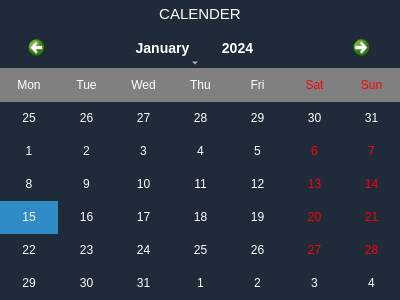
The window that app/coreaction/wcalender.ui (rahmanshaber/corebox) describes before a commit, drawn with Qt 5.
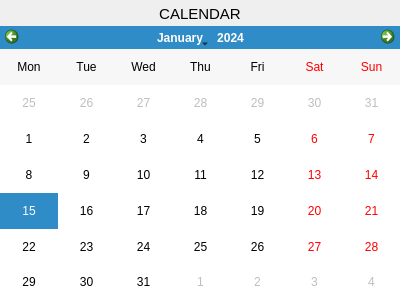
The same window after the commit.

Diff of the .ui file:
```diff
--- a/app/coreaction/wcalender.ui
+++ b/app/coreaction/wcalender.ui
@@ -13,11 +13,8 @@
   <property name="windowTitle">
    <string>Form</string>
   </property>
-  <property name="styleSheet">
-   <string notr="true">QWidget{
-background-color: #1F2B38; ;
-color: #FFFFFF; 
-}</string>
+  <property name="accessibleName">
+   <string>widgets</string>
   </property>
   <layout class="QVBoxLayout" name="verticalLayout">
    <property name="spacing">
@@ -40,16 +37,17 @@
      <property name="font">
       <font>
        <pointsize>11</pointsize>
+       <weight>50</weight>
+       <bold>false</bold>
       </font>
      </property>
      <property name="styleSheet">
-      <string notr="true">
-QLabel{
-padding: 5px 5px 5px 5px;
+      <string notr="true">QLabel{
+padding: 5px 5px 3px 5px;
 }</string>
      </property>
      <property name="text">
-      <string>CALENDER</string>
+      <string>CALENDAR</string>
      </property>
      <property name="alignment">
       <set>Qt::AlignCenter</set>
@@ -71,26 +69,7 @@
       </size>
      </property>
      <property name="styleSheet">
-      <string notr="true">QCalendarWidget QWidget { 
-alternate-background-color: #808080; 
-}
-QDateEdit { 
-padding-right: 15px; 
-border-width: 1;
-height : 30;
-font-size:20pt;
-color:#fff;
-}
-QCalendarWidget QToolButton {
-padding-bottom: 5px;
-height: 30px;
-width: 70px;
-color: white;
-font-size: 14px;
-icon-size: 20px, 20px;
-}
-
-</string>
+      <string notr="true"/>
      </property>
      <property name="gridVisible">
       <bool>false</bool>
```
Left out of the diff: 5 changed lines with no effect on the pictures.
